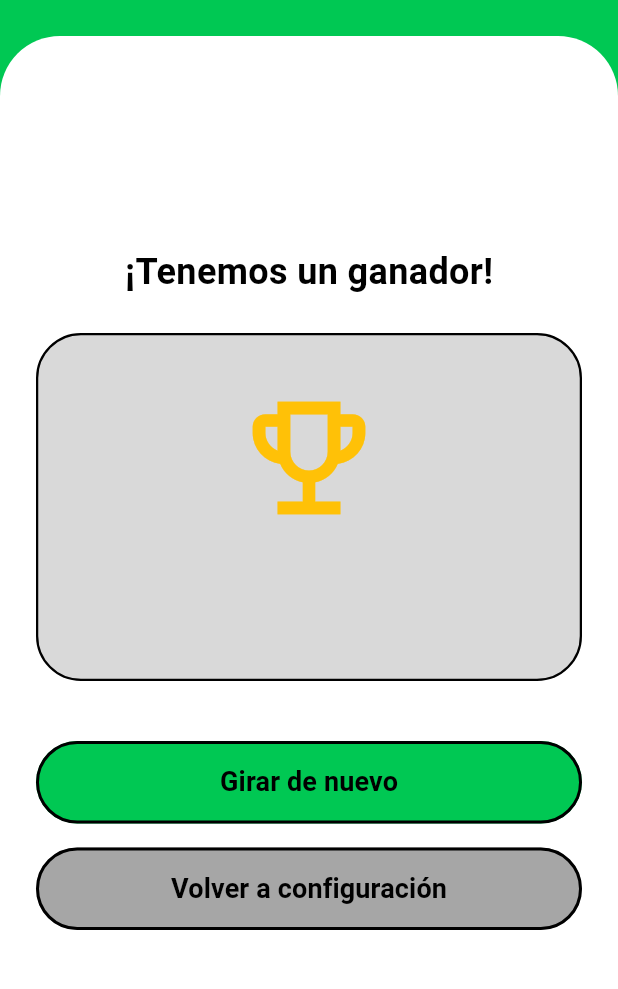
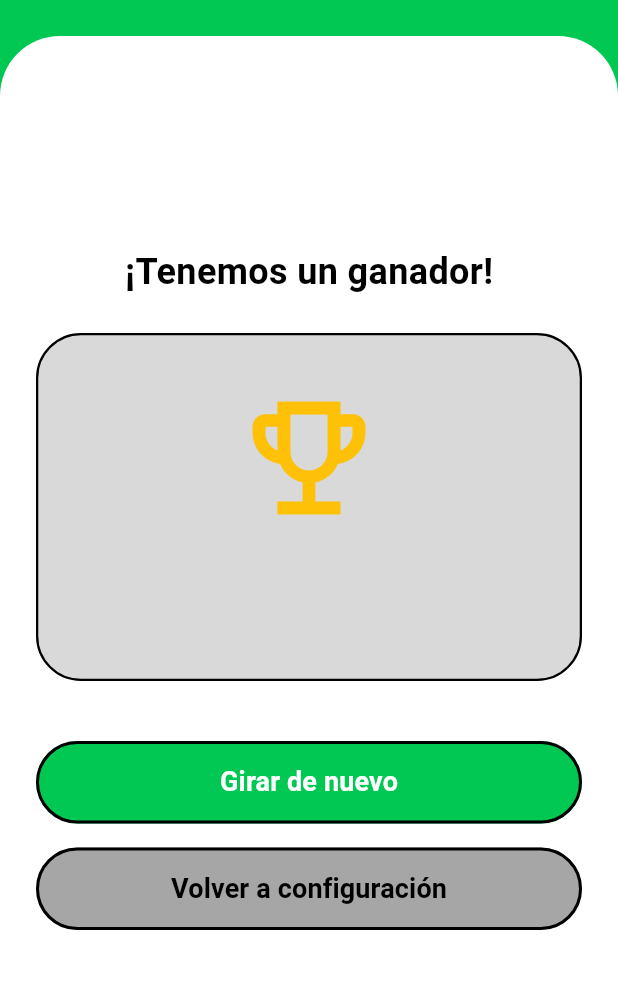
Before and after one commit to DylxnWRLD/Rulelta, a Flutter app: the PantallaGanador screen opened directly with empty values, on a phone screen of 412 x 824 dp, the part 96-1085 px from its top. Run offline on Flutter 3.47's test engine with Material 3 defaults, Android fonts, the phone set to English and light mode, and no system bars.

Commit message:
Hotfix colores

```diff
--- a/lib/screens/PantallaGanador.dart
+++ b/lib/screens/PantallaGanador.dart
@@ -136,7 +136,8 @@ class _PantallaGanadorState extends State<PantallaGanador> {
                           ),
                           child: const Text(
                             'Girar de nuevo', // Mensaje que aparece al finalizar una girada
-                            style: TextStyle(fontSize: 18, fontWeight: FontWeight.bold),
+                            style: TextStyle(fontSize: 18, fontWeight: FontWeight.bold, color: Colors.white,),
+
                           ),
                         ),
                       ),
```
